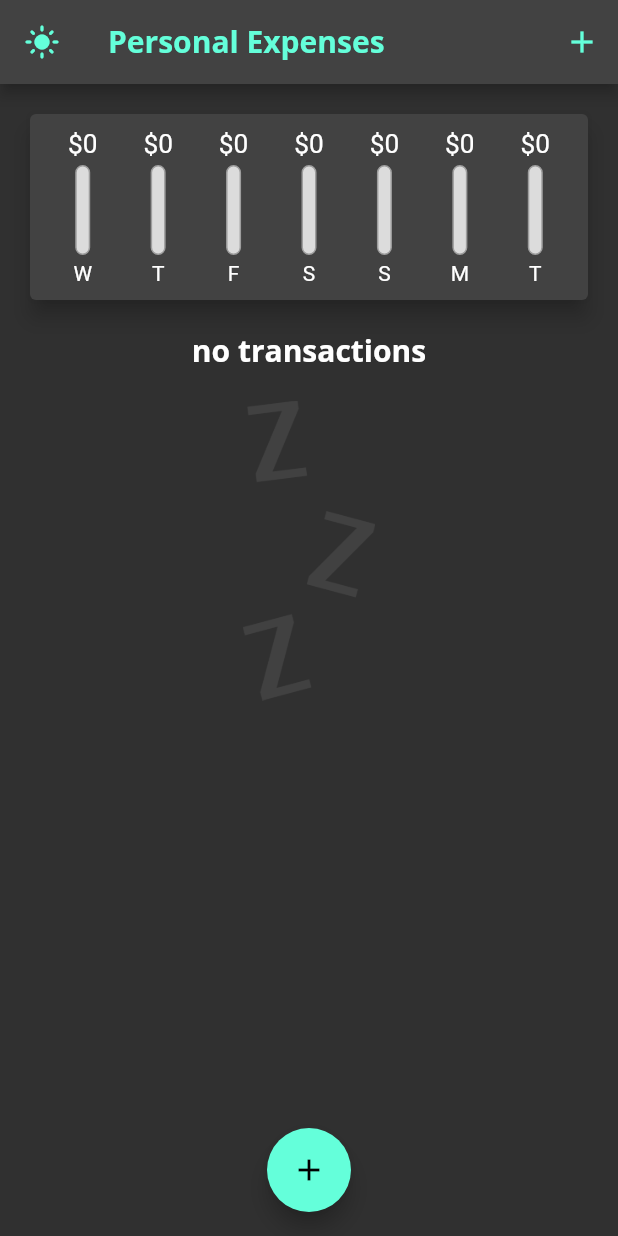
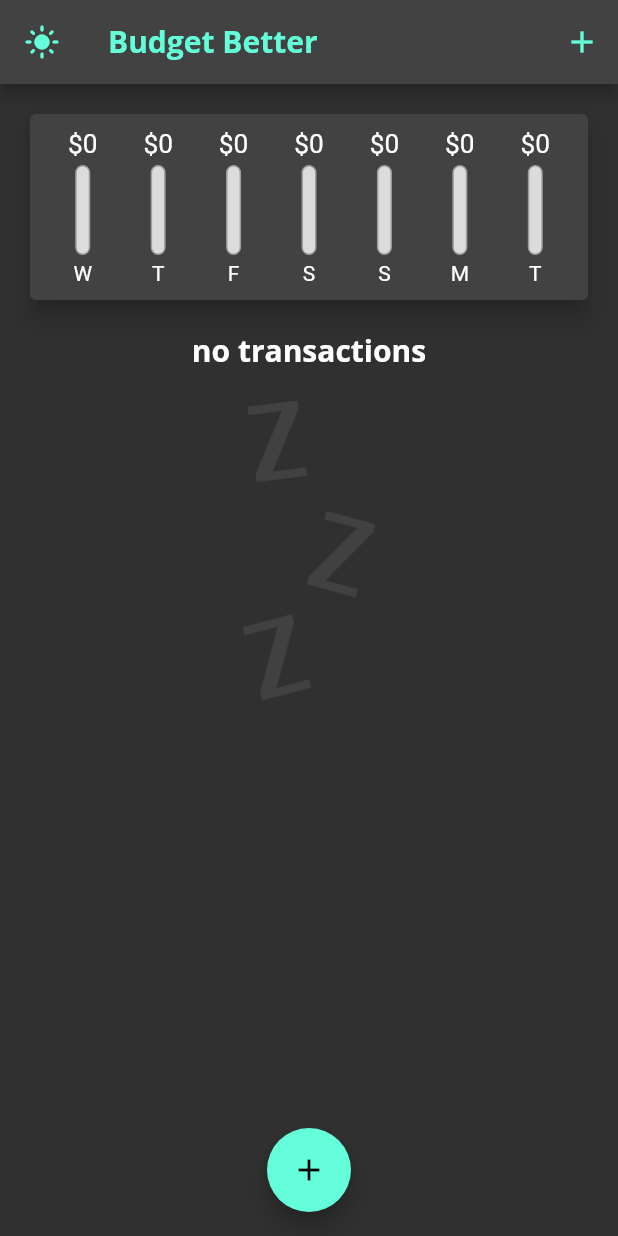
Before and after one commit to cat-matta/SeniorDesignPractice, a Flutter app: the screen it shows after launch, on a phone screen of 412 x 824 dp. Run offline on Flutter 3.47's test engine with Material 2 defaults, Android fonts, the phone set to English and light mode, and no system bars.

Commit message:
Branch for app

```diff
--- a/lib/main.dart
+++ b/lib/main.dart
@@ -96,7 +96,7 @@ class _MyHomePageState extends State<MyHomePage> {
                 onPressed: _toggleTheme,
               ),
         title: const Text(
-          "Personal Expenses",
+          "Budget Better",
           // style: TextStyle(fontFamily: "OpenSans", fontWeight: FontWeight.bold),
         ),
         // foregroundColor: Theme.of(context).accentColor,
```
